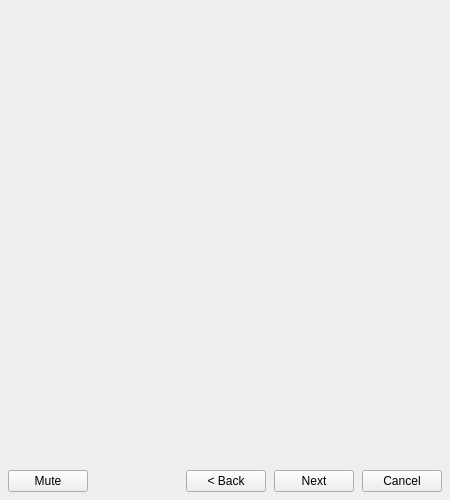
This is src/installerwindow.ui in CommitteeOfZero/noidget as Qt 5 draws it before an edit. The edited form follows.
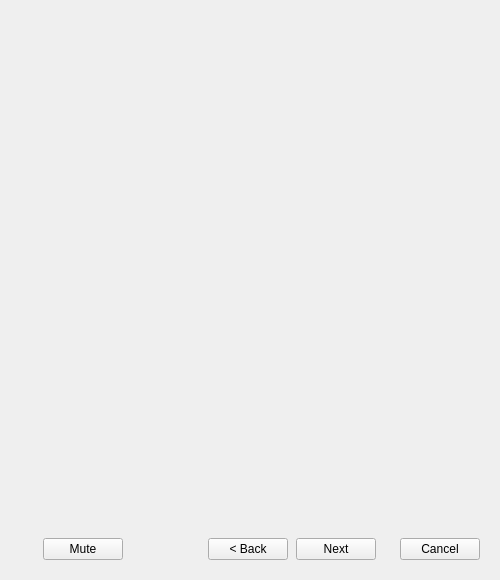
This is the edited form. Icons and pictures are not drawn.

```diff
--- a/src/installerwindow.ui
+++ b/src/installerwindow.ui
@@ -6,8 +6,8 @@
    <rect>
     <x>0</x>
     <y>0</y>
-    <width>450</width>
-    <height>500</height>
+    <width>500</width>
+    <height>580</height>
    </rect>
   </property>
   <property name="sizePolicy">
@@ -18,14 +18,14 @@
   </property>
   <property name="minimumSize">
    <size>
-    <width>450</width>
-    <height>500</height>
+    <width>500</width>
+    <height>580</height>
    </size>
   </property>
   <property name="maximumSize">
    <size>
-    <width>450</width>
-    <height>500</height>
+    <width>500</width>
+    <height>580</height>
    </size>
   </property>
   <property name="windowTitle">
@@ -81,7 +81,7 @@
           <string/>
          </property>
          <property name="pixmap">
-          <pixmap resource="../main.qrc">:/header.png</pixmap>
+          <pixmap>:/header.png</pixmap>
          </property>
          <property name="alignment">
           <set>Qt::AlignCenter</set>
@@ -89,21 +89,42 @@
         </widget>
        </item>
        <item>
+        <layout class="QHBoxLayout" name="horizontalLayout_3">
+         <property name="spacing">
+          <number>20</number>
+         </property>
+         <property name="leftMargin">
+          <number>16</number>
+         </property>
+         <property name="topMargin">
+          <number>0</number>
+         </property>
+         <property name="rightMargin">
+          <number>20</number>
+         </property>
+         <property name="bottomMargin">
+          <number>20</number>
+         </property>
+         <item>
+          <widget class="QLabel" name="label">
+           <property name="text">
+            <string/>
+           </property>
+           <property name="pixmap">
+            <pixmap>:/assets/disword.png</pixmap>
+           </property>
+          </widget>
+         </item>
+         <item>
         <layout class="QVBoxLayout" name="verticalLayout_2">
          <property name="spacing">
-          <number>8</number>
+            <number>16</number>
          </property>
          <property name="leftMargin">
-          <number>8</number>
+            <number>0</number>
          </property>
          <property name="topMargin">
-          <number>8</number>
-         </property>
-         <property name="rightMargin">
-          <number>8</number>
-         </property>
-         <property name="bottomMargin">
-          <number>8</number>
+            <number>0</number>
          </property>
          <item>
           <widget class="QStackedWidget" name="stackedWidget"/>
@@ -214,6 +235,22 @@
              </property>
             </widget>
            </item>
+             <item>
+              <spacer name="horizontalSpacer_2">
+               <property name="orientation">
+                <enum>Qt::Horizontal</enum>
+               </property>
+               <property name="sizeType">
+                <enum>QSizePolicy::Fixed</enum>
+               </property>
+               <property name="sizeHint" stdset="0">
+                <size>
+                 <width>16</width>
+                 <height>20</height>
+                </size>
+               </property>
+              </spacer>
+             </item>
            <item>
             <widget class="QPushButton" name="cancelButton">
              <property name="sizePolicy">
@@ -232,6 +269,8 @@
               <string>Cancel</string>
              </property>
             </widget>
+             </item>
+            </layout>
            </item>
           </layout>
          </item>
```
Lines whose indentation alone changed are shown as unchanged.
